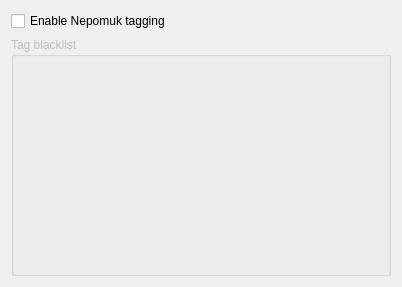
First picture: the form in danbooru/ui_src/nepomukpage.ui, repository lbeltrame/danbooru-client, before the edit.
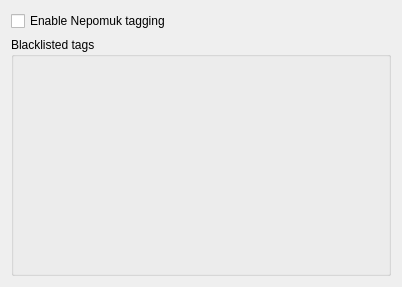
Second picture: the form after the edit. Custom widgets are drawn as their Qt base class.

Commit message: Adjusted the preferences page

Patch:
```diff
--- a/danbooru/ui_src/nepomukpage.ui
+++ b/danbooru/ui_src/nepomukpage.ui
@@ -27,10 +27,13 @@
    <item>
     <widget class="KEditListBox" name="kcfg_tagBlacklist">
      <property name="enabled">
-      <bool>false</bool>
+      <bool>true</bool>
+     </property>
+     <property name="whatsThis">
+      <string>Insert tags that you do not want to appear in your searches, regardless of the rating. They will also be excluded if the Nepomuk tagging is enabled.</string>
      </property>
      <property name="title">
-      <string>Tag blacklist</string>
+      <string>Blacklisted tags</string>
      </property>
      <property name="flat">
       <bool>true</bool>
```
Left out of the diff: 3 changed lines with no effect on the pictures. The commit also changes 1 other file.
